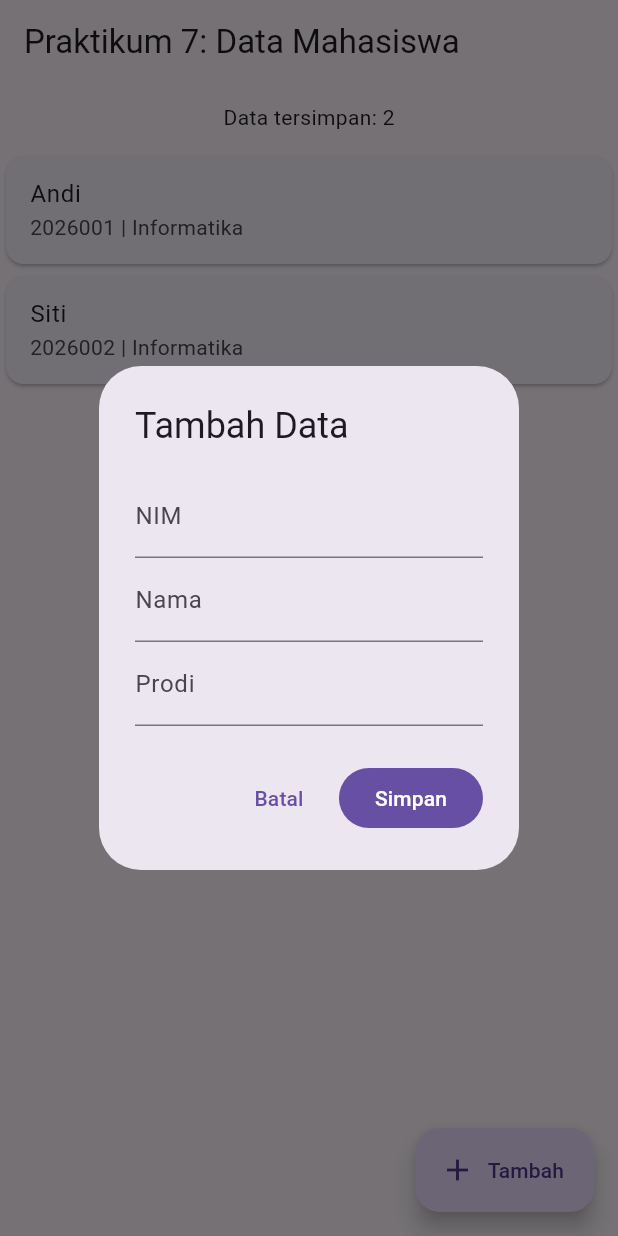
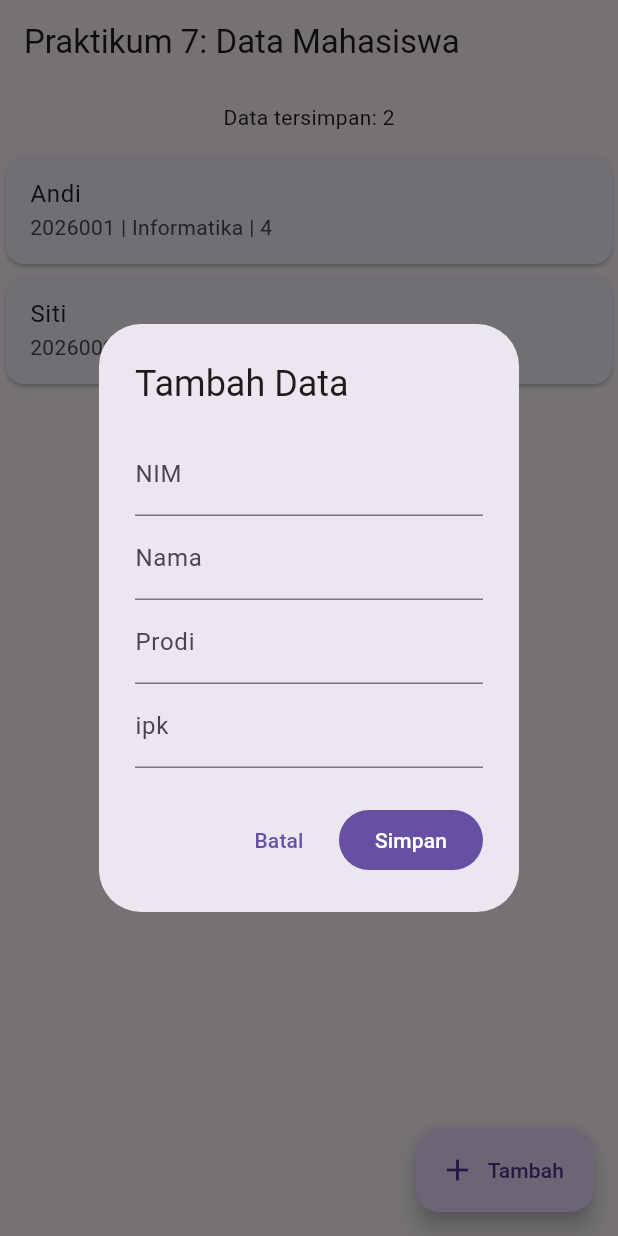
Before and after one commit to andrea240706/praktikum7_bertahap., a Flutter app: the screen it shows after launch, after a tap on "Tambah", on a phone screen of 412 x 824 dp. Run offline on Flutter 3.47's test engine with Material 3 defaults, Android fonts, the phone set to English and light mode, and no system bars.

Commit message:
menambahkan form tambah ipk dan menampilkan data ipk

```diff
--- a/lib/main.dart
+++ b/lib/main.dart
@@ -1,9 +1,8 @@
 import 'package:flutter/material.dart';
 
-void main() => runApp(const MaterialApp(
-  debugShowCheckedModeBanner: false,
-  home: MahasiswaPage(),
-));
+void main() => runApp(
+  const MaterialApp(debugShowCheckedModeBanner: false, home: MahasiswaPage()),
+);
 
 class MahasiswaPage extends StatefulWidget {
   const MahasiswaPage({super.key});
@@ -13,11 +12,22 @@ class MahasiswaPage extends StatefulWidget {
 }
 
 class _MahasiswaPageState extends State<MahasiswaPage> {
-
   // TAHAP 1: Inisialisasi data sementara di RAM.
   final List<Map<String, String>> mahasiswa = [
-  {'id': '1', 'nim': '2026001', 'nama': 'Andi', 'prodi': 'Informatika'},
-  {'id': '2', 'nim': '2026002', 'nama': 'Siti', 'prodi': 'Informatika'},
+    {
+      'id': '1',
+      'nim': '2026001',
+      'nama': 'Andi',
+      'prodi': 'Informatika',
+      'ipk': '4',
+    },
+    {
+      'id': '2',
+      'nim': '2026002',
+      'nama': 'Siti',
+      'prodi': 'Informatika',
+      'ipk': '3,8',
+    },
   ];
   int nextId = 3;
 
@@ -37,43 +47,38 @@ Future<void> tambahData() async {
   Widget build(BuildContext context) {
     return Scaffold(
       appBar: AppBar(title: const Text('Praktikum 7: Data Mahasiswa')),
-    body:
-
-Column(children: [
-
+      body: Column(
+        children: [
           Padding(
             padding: const EdgeInsets.all(12),
             child: Text('Data tersimpan: ${mahasiswa.length}'),
           ),
           Expanded(
             child: ListView.builder(
-    itemCount:
-
-mahasiswa.length,
+              itemCount: mahasiswa.length,
 
               itemBuilder: (context, index) {
-  final item =
-
-mahasiswa[index];
+                final item = mahasiswa[index];
 
                 return Card(
                   child: ListTile(
                     title: Text(item['nama']!),
-    subtitle: Text('${item['nim']} | ${item['prodi']}'),
-
+                    subtitle: Text(
+                      '${item['nim']} | ${item['prodi']} | ${item['ipk']} ',
+                    ),
                   ),
                 );
               },
             ),
           ),
-]),
+        ],
+      ),
 
       floatingActionButton: FloatingActionButton.extended(
         onPressed: tambahData,
         icon: const Icon(Icons.add),
         label: const Text('Tambah'),
       ),
-
     );
   }
 }
@@ -94,6 +99,7 @@ class _MahasiswaFormState extends State<MahasiswaForm> {
   late final TextEditingController nim;
   late final TextEditingController nama;
   late final TextEditingController prodi;
+  late final TextEditingController ipk;
 
   @override
   void initState() {
@@ -101,6 +107,7 @@ class _MahasiswaFormState extends State<MahasiswaForm> {
     nim = TextEditingController(text: widget.dataAwal?['nim'] ?? '');
     nama = TextEditingController(text: widget.dataAwal?['nama'] ?? '');
     prodi = TextEditingController(text: widget.dataAwal?['prodi'] ?? '');
+    ipk = TextEditingController(text: widget.dataAwal?['ipk'] ?? '');
   }
 
   @override
@@ -108,6 +115,7 @@ class _MahasiswaFormState extends State<MahasiswaForm> {
     nim.dispose();
     nama.dispose();
     prodi.dispose();
+    ipk.dispose();
     super.dispose();
   }
 
@@ -127,8 +135,9 @@ class _MahasiswaFormState extends State<MahasiswaForm> {
                 validator: (value) {
                   final v = value?.trim() ?? '';
                   if (v.isEmpty) return 'NIM wajib diisi';
-                  final sudahAda = widget.dataSudahAda.any((m) =>
-                    m['nim'] == v && m['id'] != widget.dataAwal?['id']);
+                  final sudahAda = widget.dataSudahAda.any(
+                    (m) => m['nim'] == v && m['id'] != widget.dataAwal?['id'],
+                  );
                   if (sudahAda) return 'NIM sudah digunakan';
                   return null;
                 },
@@ -136,14 +145,22 @@ class _MahasiswaFormState extends State<MahasiswaForm> {
               TextFormField(
                 controller: nama,
                 decoration: const InputDecoration(labelText: 'Nama'),
-                validator: (v) => (v == null || v.trim().isEmpty)
-                    ? 'Nama wajib diisi' : null,
+                validator: (v) =>
+                    (v == null || v.trim().isEmpty) ? 'Nama wajib diisi' : null,
               ),
               TextFormField(
                 controller: prodi,
                 decoration: const InputDecoration(labelText: 'Prodi'),
                 validator: (v) => (v == null || v.trim().isEmpty)
-                    ? 'Prodi wajib diisi' : null,
+                    ? 'Prodi wajib diisi'
+                    : null,
+              ),
+
+              TextFormField(
+                controller: ipk,
+                decoration: const InputDecoration(labelText: 'ipk'),
+                validator: (v) =>
+                    (v == null || v.trim().isEmpty) ? 'ipk wajib diisi' : null,
               ),
             ],
           ),
@@ -161,6 +178,7 @@ class _MahasiswaFormState extends State<MahasiswaForm> {
               'nim': nim.text.trim(),
               'nama': nama.text.trim(),
               'prodi': prodi.text.trim(),
+              'ipk': ipk.text.trim(),
             });
           },
           child: const Text('Simpan'),
```
Lines whose indentation alone changed are shown as unchanged.
